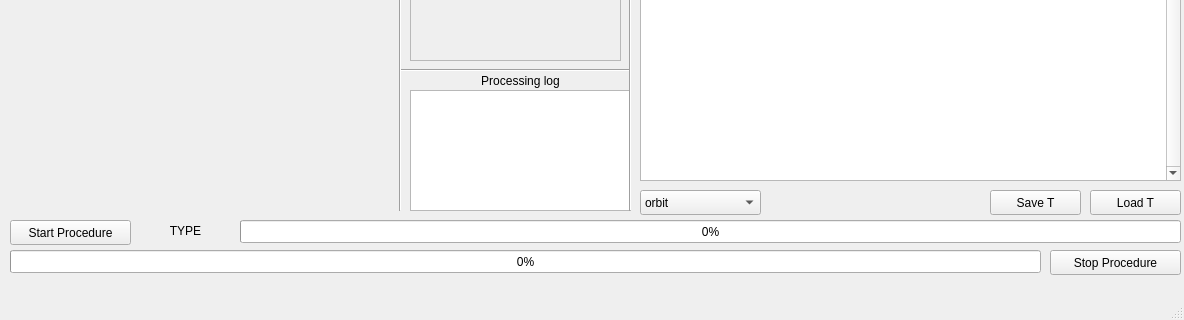
This is uis/rma_main_window.ui in vitaliibalakin/c_orbit as Qt 5 draws it before an edit; both pictures show x 0 to 1184 and y 230 to 550 of the 1184 by 550 pixel window. The edited form follows.
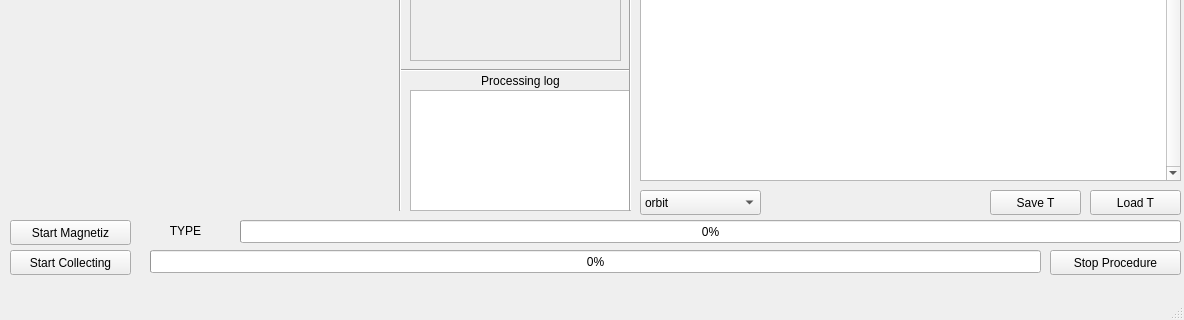
This is the edited form.

```diff
--- a/uis/rma_main_window.ui
+++ b/uis/rma_main_window.ui
@@ -17,9 +17,9 @@
    <widget class="QProgressBar" name="prg_bar">
     <property name="geometry">
      <rect>
-      <x>10</x>
+      <x>150</x>
       <y>480</y>
-      <width>1031</width>
+      <width>891</width>
       <height>23</height>
      </rect>
     </property>
@@ -121,13 +121,13 @@
     <property name="geometry">
      <rect>
       <x>10</x>
-      <y>450</y>
+      <y>480</y>
       <width>121</width>
       <height>25</height>
      </rect>
     </property>
     <property name="text">
-     <string>Start Procedure</string>
+     <string>Start Collecting</string>
     </property>
    </widget>
    <widget class="QPushButton" name="btn_stop_proc">
@@ -424,6 +424,19 @@
      </property>
     </item>
    </widget>
+   <widget class="QPushButton" name="btn_start_magn">
+    <property name="geometry">
+     <rect>
+      <x>10</x>
+      <y>450</y>
+      <width>121</width>
+      <height>25</height>
+     </rect>
+    </property>
+    <property name="text">
+     <string>Start Magnetiz</string>
+    </property>
+   </widget>
   </widget>
   <widget class="QMenuBar" name="menubar">
    <property name="geometry">
```
Left out of the diff: 2 changed lines with no effect on the pictures.
